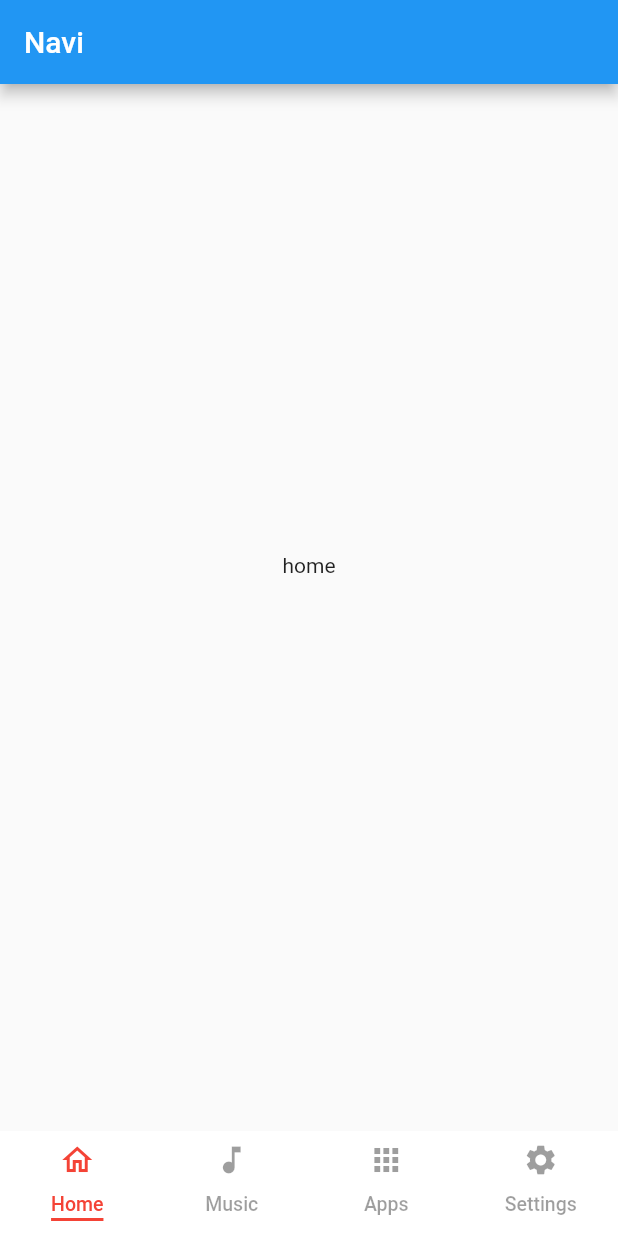
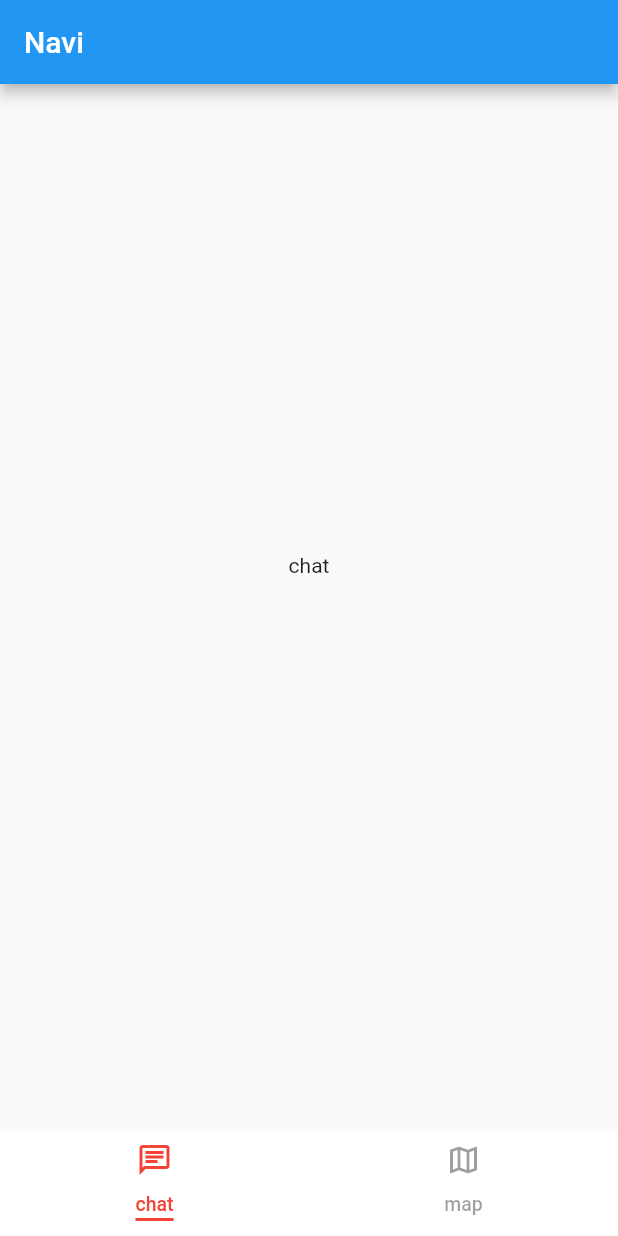
Before and after one commit to ghdghdghd/kocommui, a Flutter app: the screen it shows after launch, on a phone screen of 412 x 824 dp. Run offline on Flutter 3.47's test engine with Material 2 defaults, Android fonts, the phone set to English and light mode, and no system bars.

Commit message:
탭바 2개

```diff
--- a/lib/main.dart
+++ b/lib/main.dart
@@ -16,7 +16,7 @@ class _MyAppState extends State<MyApp> {
   Widget build(BuildContext context) {
     return MaterialApp(
       home: DefaultTabController(
-        length: 4,
+        length: 2,
         child: Scaffold(
           appBar: AppBar(
             title: Text('Navi'),
@@ -24,17 +24,12 @@ class _MyAppState extends State<MyApp> {
           body: TabBarView(
             children: [
               Center(
-                child: Text("home"),
+                child: Text("chat"),
               ),
               Center(
-                child: Text("music"),
+                child: Text("map"),
               ),
-              Center(
-                child: Text("apps"),
-              ),
-              Center(
-                child: Text("settings"),
-              ),
+
             ],
           ),
           extendBodyBehindAppBar: true, // add this line
@@ -62,27 +57,17 @@ class _MyAppState extends State<MyApp> {
                 tabs: [
                   Tab(
                     icon: Icon(
-                      Icons.home_outlined,
+                      Icons.chat_outlined,
                     ),
-                    text: 'Home',
+                    text: 'chat',
                   ),
                   Tab(
-                    icon: Icon(Icons.music_note),
-                    text: 'Music',
+                    icon: Icon(Icons.map_outlined),
+                    text: 'map',
                   ),
-                  Tab(
-                    icon: Icon(
-                      Icons.apps,
-                    ),
-                    text: 'Apps',
-                  ),
-                  Tab(
-                    icon: Icon(
-                      Icons.settings,
-                    ),
-                    text: 'Settings',
-                  )
                 ],
+
+
               ),
             ),
           ),
```
